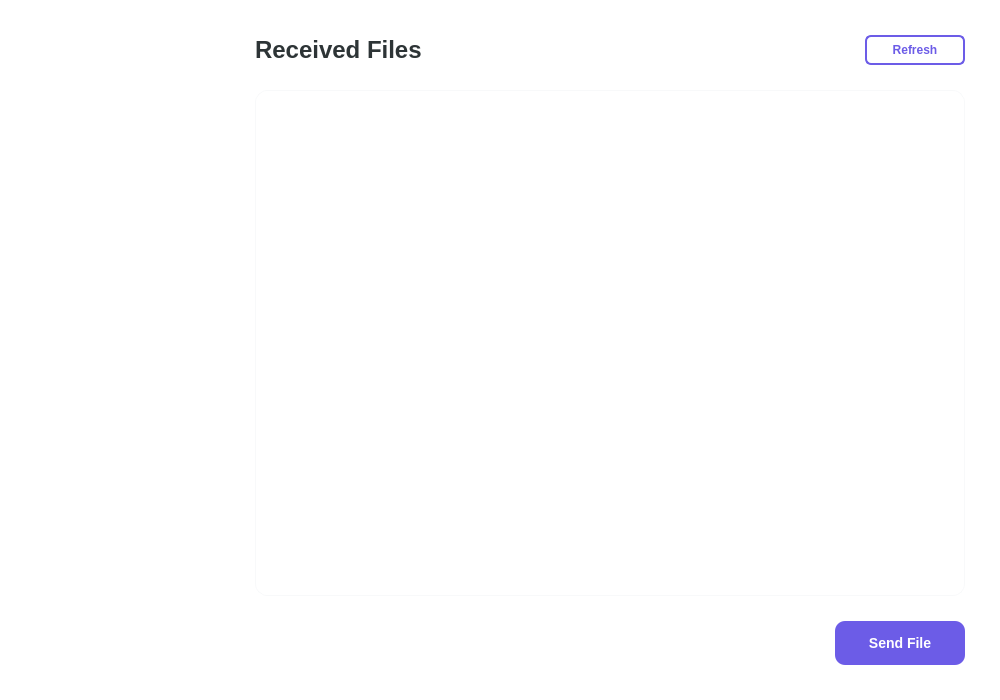
This is src/ui/windows/received_dashboard/received_dash.ui in dylan-teehan-skc/Eastwood as Qt 5 draws it before an edit. The edited form follows.
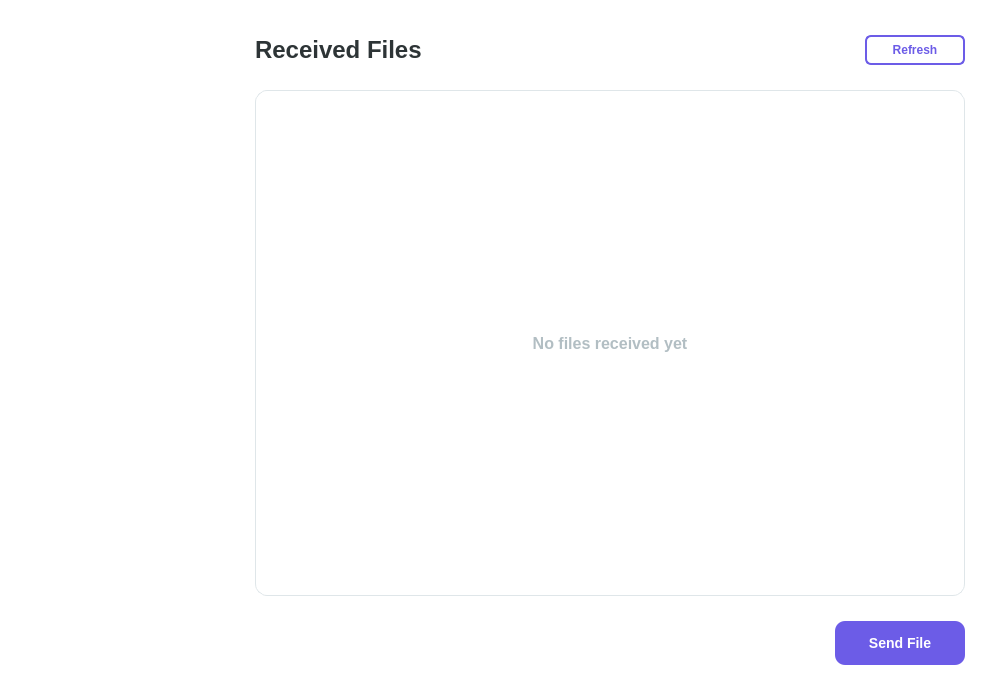
This is the edited form. Custom widgets are drawn as their Qt base class.

Commit message:
Sent dash (#194)
* delete file flow from db

* UI-changes

* Merge

* asdfjasf

---------

```diff
--- a/src/ui/windows/received_dashboard/received_dash.ui
+++ b/src/ui/windows/received_dashboard/received_dash.ui
@@ -132,13 +132,13 @@
        <property name="styleSheet">
         <string notr="true">QListWidget {
   background-color: white;
-  border: 1px solid #f8f9fa;
+  border: 1px solid #dfe6e9;
   border-radius: 12px;
   padding: 5px;
 }
 QListWidget::item {
   background-color: white;
-  border-bottom: 1px solid #f8f9fa;
+  border-bottom: 1px solid #f1f2f6;
 }
 QListWidget::item:last-child {
   border-bottom: none;
@@ -180,6 +180,62 @@
        <property name="horizontalScrollMode">
         <enum>QAbstractItemView::ScrollPerPixel</enum>
        </property>
+       <layout class="QVBoxLayout" name="listLayout">
+        <property name="spacing">
+         <number>0</number>
+        </property>
+        <property name="leftMargin">
+         <number>0</number>
+        </property>
+        <property name="topMargin">
+         <number>0</number>
+        </property>
+        <property name="rightMargin">
+         <number>0</number>
+        </property>
+        <property name="bottomMargin">
+         <number>0</number>
+        </property>
+        <item>
+         <spacer name="verticalSpacer">
+          <property name="orientation">
+           <enum>Qt::Vertical</enum>
+          </property>
+          <property name="sizeHint" stdset="0">
+           <size>
+            <width>20</width>
+            <height>40</height>
+           </size>
+          </property>
+         </spacer>
+        </item>
+        <item>
+         <widget class="QLabel" name="noFilesLabel">
+          <property name="styleSheet">
+           <string notr="true">color: #b2bec3; font-size: 16px; font-weight: bold;</string>
+          </property>
+          <property name="text">
+           <string>No files received yet</string>
+          </property>
+          <property name="alignment">
+           <set>Qt::AlignCenter</set>
+          </property>
+         </widget>
+        </item>
+        <item>
+         <spacer name="verticalSpacer_2">
+          <property name="orientation">
+           <enum>Qt::Vertical</enum>
+          </property>
+          <property name="sizeHint" stdset="0">
+           <size>
+            <width>20</width>
+            <height>40</height>
+           </size>
+          </property>
+         </spacer>
+        </item>
+       </layout>
       </widget>
      </item>
      <item>
```
Left out of the diff: 4 changed lines with no effect on the pictures. The commit also changes 11 other files.
